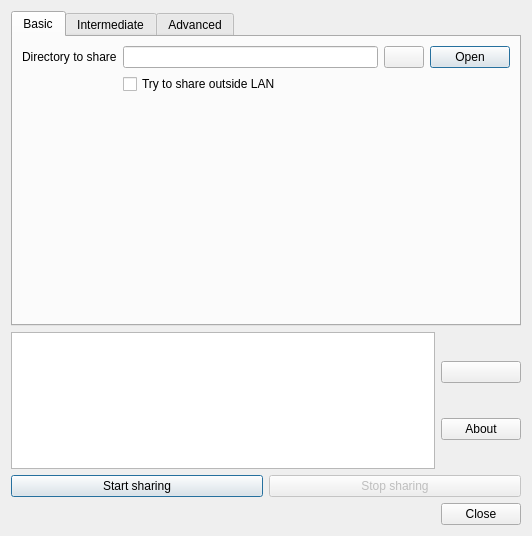
Before: the Qt Designer form qweborf/main.ui in ltworf/weborf, drawn with Qt 5.
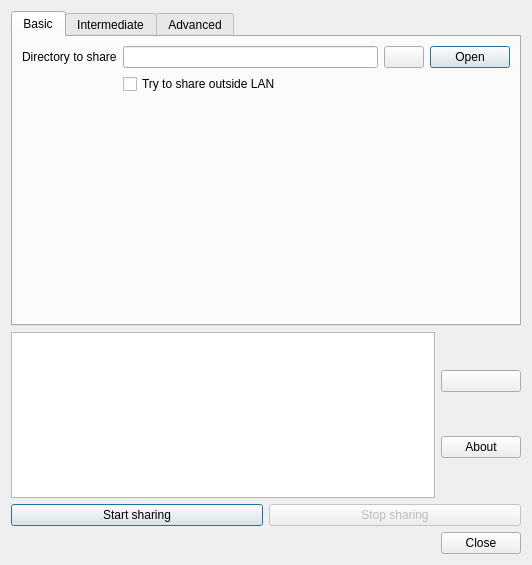
After: the same form once the commit is applied. Icons and pictures are not drawn.

Patch:
```diff
--- a/qweborf/main.ui
+++ b/qweborf/main.ui
@@ -7,7 +7,7 @@
     <x>0</x>
     <y>0</y>
     <width>532</width>
-    <height>536</height>
+    <height>565</height>
    </rect>
   </property>
   <property name="windowTitle">
```
Left out of the diff: 44 changed lines with no effect on the pictures.
